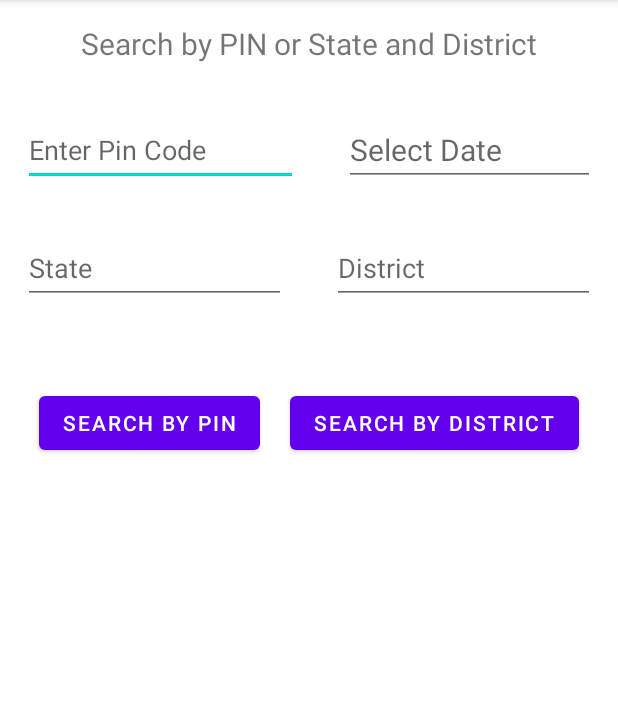
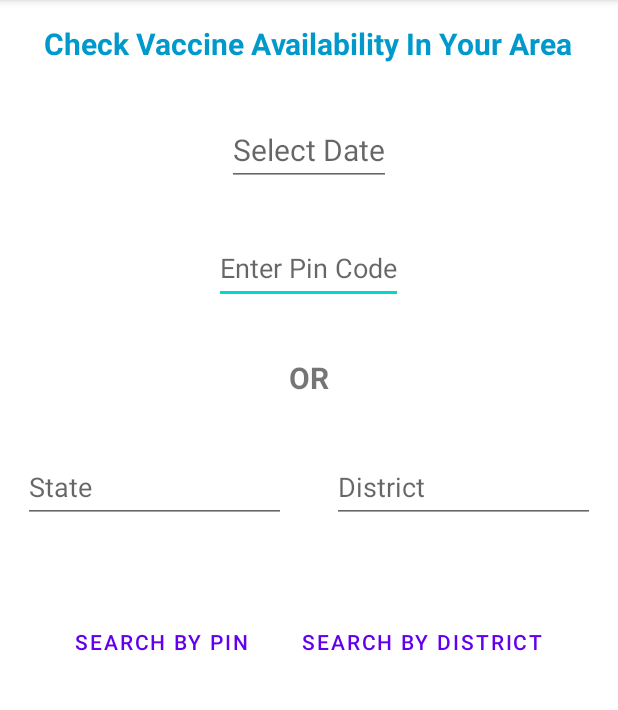
Before and after one commit to teknogyan/Cowinvaccineavailibilitycheck, an Android app: the screen it shows after launch (HomePageActivity), on a phone screen of 412 x 824 dp, the part 84-794 px from its top. Run offline under Robolectric (Android 15) with nearby library versions, the phone set to English and light mode, and no system bars; our stand-ins replace Volley; network calls fail.

Commit message:
minor UI changes

```diff
--- a/app/src/main/AndroidManifest.xml
+++ b/app/src/main/AndroidManifest.xml
@@ -6,7 +6,7 @@
 
     <application
         android:allowBackup="true"
-        android:icon="@mipmap/ic_launcher"
+        android:icon="@drawable/vaccine"
         android:label="@string/app_name"
         android:roundIcon="@mipmap/ic_launcher_round"
         android:supportsRtl="true"
--- a/app/src/main/java/com/example/cowinvaccineavailibilitycheck/HomePageActivity.java
+++ b/app/src/main/java/com/example/cowinvaccineavailibilitycheck/HomePageActivity.java
@@ -3,13 +3,21 @@ import androidx.appcompat.app.AppCompatActivity;
 import android.app.DatePickerDialog;
 import android.content.Intent;
 import android.os.Bundle;
+import android.text.Editable;
+import android.text.InputType;
 import android.text.TextUtils;
+import android.text.TextWatcher;
 import android.util.Log;
+import android.view.Gravity;
+import android.view.KeyEvent;
+import android.view.MotionEvent;
 import android.view.View;
+import android.widget.AdapterView;
 import android.widget.ArrayAdapter;
 import android.widget.AutoCompleteTextView;
 import android.widget.Button;
 import android.widget.EditText;
+import android.widget.Spinner;
 import android.widget.TextView;
 import android.widget.Toast;
 import java.util.ArrayList;
@@ -37,12 +45,16 @@ public class HomePageActivity extends AppCompatActivity {
         tv_date = findViewById(R.id.et_date);
 
         btn_searchByPin.setOnClickListener(view -> {
-
+            if (TextUtils.isEmpty(et_pinCode.getText().toString()) || TextUtils.isEmpty(tv_date.getText().toString())) {
+                Toast.makeText(getApplicationContext(), "Please Enter Both PIN and Date"
+                        , Toast.LENGTH_SHORT).show();
+            } else {
                 Intent pinIntent = new Intent();
                 pinIntent.putExtra("pinCode", et_pinCode.getText().toString());
                 pinIntent.putExtra("date", tv_date.getText().toString());
-            pinIntent.setClass(getApplicationContext(),SearchByPinActivity.class);
+                pinIntent.setClass(getApplicationContext(), SearchByPinActivity.class);
                 startActivity(pinIntent);
+            }
         });
 
         tv_date.setOnClickListener(new View.OnClickListener() {
@@ -65,9 +77,9 @@ public class HomePageActivity extends AppCompatActivity {
 
         btn_searchByDistrict.setOnClickListener(view -> {
 
-            if (TextUtils.isEmpty(et_district.getText().toString()) || TextUtils.isEmpty(tv_date.getText().toString())){
-                Toast.makeText(getApplicationContext(),"Please Enter Both District Name and Date"
-                        ,Toast.LENGTH_SHORT).show();
+            if (TextUtils.isEmpty(et_district.getText().toString()) || TextUtils.isEmpty(tv_date.getText().toString())) {
+                Toast.makeText(getApplicationContext(), "Please Enter Both District Name and Date"
+                        , Toast.LENGTH_SHORT).show();
             } else {
                 Intent districtIntent = new Intent();
                 districtIntent.putExtra("districtId", distId);
@@ -79,9 +91,29 @@ public class HomePageActivity extends AppCompatActivity {
 
         // Initialize autoCompleteTextViewFiller and Load the name of States.
         AutoCompleteTextViewFiller autoCompleteTextViewFiller = new AutoCompleteTextViewFiller(this);
-        ArrayList<String> States = autoCompleteTextViewFiller.getStateNames();
-        ArrayAdapter<String> adapterStates = new ArrayAdapter<>(this,R.layout.support_simple_spinner_dropdown_item, States);
+        ArrayList<String> states = autoCompleteTextViewFiller.getStateNames();
+        ArrayAdapter<String> adapterStates = new ArrayAdapter<>(this, android.R.layout.simple_list_item_1, states);
         et_state.setAdapter(adapterStates);
+        Log.i("States are as given: ", states.toString());
+
+        et_district.addTextChangedListener(new TextWatcher() {
+
+            @Override
+            public void beforeTextChanged(CharSequence s, int start, int count, int after) {}
+
+            @Override
+            public void onTextChanged(CharSequence s, int start, int before, int count) {
+                if (TextUtils.isEmpty(et_state.getText().toString())) {
+                    Toast toast = Toast.makeText(HomePageActivity.this, "Please select your state first!", Toast.LENGTH_SHORT);
+                    toast.setGravity(Gravity.CENTER | Gravity.CENTER_HORIZONTAL, 0, 0);
+                    toast.show();
+                }
+            }
+
+            @Override
+            public void afterTextChanged(Editable s) {}
+        });
+
 
         // Load districts of the state after the user selects that state.
         et_state.setOnItemClickListener((adapterView, view, i, l) -> {
@@ -90,7 +122,7 @@ public class HomePageActivity extends AppCompatActivity {
             Log.i("State id: ", id);
             ArrayList<String> districts = autoCompleteTextViewFiller.getDistrictNames(id);
             ArrayAdapter<String> adapterDistricts = new ArrayAdapter<>(getApplicationContext()
-                    , R.layout.support_simple_spinner_dropdown_item,districts);
+                    , R.layout.support_simple_spinner_dropdown_item, districts);
             adapterDistricts.clear();
             et_district.setAdapter(adapterDistricts);
 
@@ -105,4 +137,5 @@ public class HomePageActivity extends AppCompatActivity {
 
 
     }
+
 }
--- a/app/src/main/res/layout/activity_home_page.xml
+++ b/app/src/main/res/layout/activity_home_page.xml
@@ -16,38 +16,38 @@
         android:layout_margin="15dp"
         android:minHeight="30dp"
         android:textSize="20sp"
-        android:text="Search by PIN or State and District" />
+        android:textStyle="bold"
+        android:textColor="@android:color/holo_blue_dark"
+        android:text="Check Vaccine Availability In Your Area" />
 
-    <LinearLayout
-        android:layout_width="match_parent"
+    <EditText
+        android:id="@+id/et_date"
+        android:layout_width="wrap_content"
         android:layout_height="wrap_content"
-        android:orientation="horizontal"
-        android:layout_gravity="center">
+        android:focusable="false"
+        android:layout_gravity="center"
+        android:layout_margin="15dp"
+        android:minHeight="48dp"
+        android:hint="@string/select_date"
+        android:textSize="20sp" />
+
         <EditText
             android:id="@+id/et_pinCode"
             android:layout_width="wrap_content"
             android:layout_gravity="center"
             android:layout_height="wrap_content"
             android:layout_margin="15dp"
-            android:layout_weight="1"
             android:hint="@string/pin_code"
             android:inputType="number"
             android:minHeight="48dp" />
-
-
-        <EditText
-            android:id="@+id/et_date"
-            android:layout_width="wrap_content"
-            android:layout_height="wrap_content"
-            android:focusable="false"
-            android:layout_marginTop="10dp"
-            android:layout_margin="15dp"
-            android:minHeight="48dp"
-            android:layout_weight="1"
-            android:hint="@string/select_date"
-            android:textSize="20sp" />
-
-    </LinearLayout>
+    <TextView
+        android:layout_width="wrap_content"
+        android:layout_height="wrap_content"
+        android:text="OR"
+        android:layout_margin="20dp"
+        android:layout_gravity="center"
+        android:textStyle="bold"
+        android:textSize="20sp"/>
 
     <LinearLayout
         android:layout_width="match_parent"
@@ -55,6 +55,7 @@
         android:orientation="horizontal"
         android:layout_gravity="center">
         <AutoCompleteTextView
+            style=""
             android:id="@+id/et_state"
             android:layout_width="match_parent"
             android:layout_height="match_parent"
@@ -78,8 +79,6 @@
     </LinearLayout>
 
 
-
-
     <LinearLayout
         android:layout_width="wrap_content"
         android:layout_height="wrap_content"
@@ -94,7 +93,8 @@
             android:layout_gravity="center"
             android:layout_weight="1"
             android:layout_margin="10dp"
-            android:text="Search by PIN"/>
+            android:text="Search by PIN"
+            style="?android:attr/buttonBarButtonStyle" />
 
         <Button
             android:layout_width="match_parent"
@@ -103,7 +103,8 @@
             android:id="@+id/btn_searchByDistrict"
             android:layout_weight="1"
             android:layout_margin="10dp"
-            android:text="Search by district"/>
+            android:text="Search by district"
+            style="?android:attr/buttonBarButtonStyle" />
 
 
     </LinearLayout>
```
Also changed, not shown: app/src/main/res/drawable/vaccine.png (added), 1 other file. Lines whose indentation alone changed are shown as unchanged.
